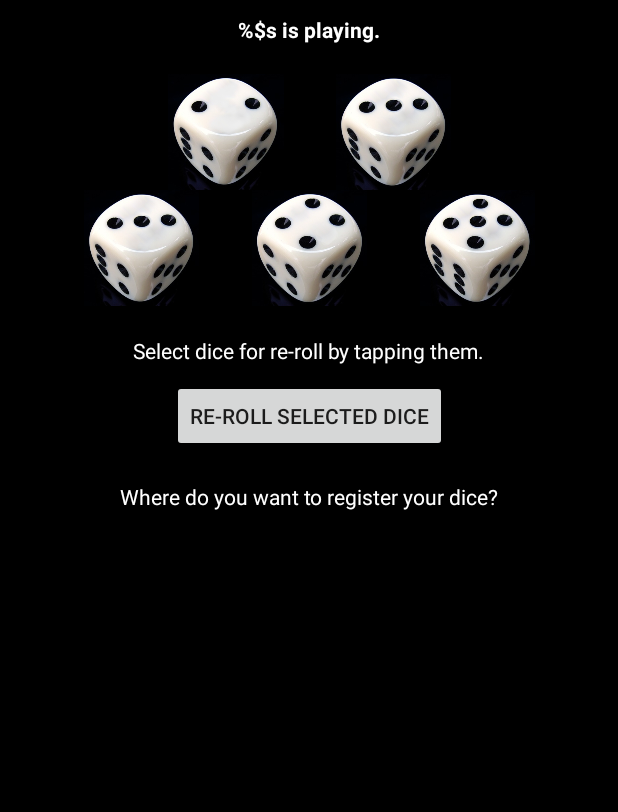
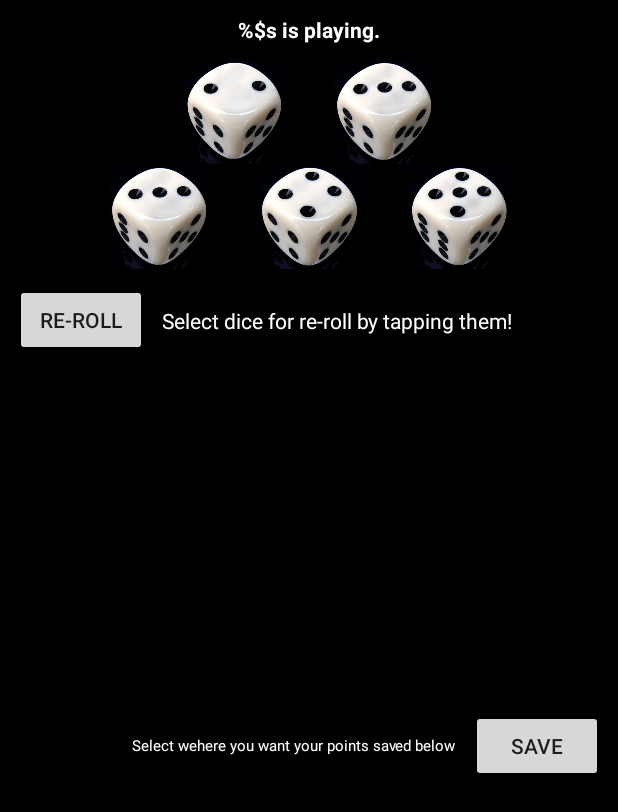
Before and after one commit to GregerSundvall/Yatzy, an Android app: the GamePlayActivity screen opened directly, with no data from a screen before it, on a phone screen of 412 x 824 dp. Shown: the top 812 px of the screen. Run offline under Robolectric (Android 15) with nearby library versions, the phone set to English and light mode, and no system bars; 3 statements that could not run were skipped.

Commit message:
Gui changes

```diff
--- a/app/src/main/res/layout/activity_game_play.xml
+++ b/app/src/main/res/layout/activity_game_play.xml
@@ -20,50 +20,43 @@
         android:id="@+id/reRollButton"
         android:layout_width="wrap_content"
         android:layout_height="wrap_content"
+        android:layout_marginStart="10dp"
         android:layout_marginTop="10dp"
         android:onClick="reRoll"
         android:text="@string/reRoll"
-        app:layout_constraintEnd_toEndOf="parent"
         app:layout_constraintStart_toStartOf="parent"
-        app:layout_constraintTop_toBottomOf="@+id/selectTextView" />
-
-    <androidx.recyclerview.widget.RecyclerView
-        android:id="@+id/recyclerView"
-        android:layout_width="387dp"
-        android:layout_height="351dp"
-        android:layout_marginTop="10dp"
-        app:layout_constraintEnd_toEndOf="parent"
-        app:layout_constraintStart_toStartOf="parent"
-        app:layout_constraintTop_toBottomOf="@+id/whereTextView" />
+        app:layout_constraintTop_toBottomOf="@+id/die3" />
 
     <ImageView
         android:id="@+id/die1"
-        android:layout_width="82dp"
-        android:layout_height="77dp"
-        android:layout_marginTop="20dp"
+        android:layout_width="70dp"
+        android:layout_height="70dp"
+        android:layout_marginTop="10dp"
         android:layout_marginEnd="30dp"
         android:onClick="selectDie1"
         app:layout_constraintEnd_toStartOf="@+id/die2"
         app:layout_constraintHorizontal_bias="0.5"
+        app:layout_constraintHorizontal_chainStyle="packed"
         app:layout_constraintStart_toEndOf="@+id/view"
         app:layout_constraintTop_toBottomOf="@+id/whoIsPlayingTextView"
         app:srcCompat="@drawable/die1" />
 
     <ImageView
         android:id="@+id/die3"
-        android:layout_width="82dp"
-        android:layout_height="77dp"
+        android:layout_width="70dp"
+        android:layout_height="70dp"
         android:onClick="selectDie3"
         app:layout_constraintEnd_toStartOf="@+id/die4"
         app:layout_constraintHorizontal_bias="0.5"
+        app:layout_constraintHorizontal_chainStyle="spread"
         app:layout_constraintStart_toEndOf="@+id/view"
         app:layout_constraintTop_toBottomOf="@+id/die1"
         app:srcCompat="@drawable/die1" />
 
     <ImageView
         android:id="@+id/die4"
-        android:layout_width="82dp"
-        android:layout_height="77dp"
+        android:layout_width="70dp"
+        android:layout_height="70dp"
         android:layout_marginStart="30dp"
         android:layout_marginEnd="30dp"
         android:onClick="selectDie4"
@@ -76,8 +69,8 @@
 
     <ImageView
         android:id="@+id/die5"
-        android:layout_width="82dp"
-        android:layout_height="77dp"
+        android:layout_width="70dp"
+        android:layout_height="70dp"
         android:onClick="selectDie5"
         app:layout_constraintBottom_toBottomOf="@+id/die4"
         app:layout_constraintEnd_toStartOf="@+id/view"
@@ -88,8 +81,8 @@
 
     <ImageView
         android:id="@+id/die2"
-        android:layout_width="82dp"
-        android:layout_height="77dp"
+        android:layout_width="70dp"
+        android:layout_height="70dp"
         android:onClick="selectDie2"
         app:layout_constraintBottom_toBottomOf="@+id/die1"
         app:layout_constraintEnd_toStartOf="@+id/view"
@@ -114,22 +107,41 @@
         android:id="@+id/selectTextView"
         android:layout_width="wrap_content"
         android:layout_height="wrap_content"
-        android:layout_marginTop="20dp"
+        android:layout_marginStart="10dp"
         android:text="@string/tap_die_to_reroll"
         android:textColor="#FFFFFF"
-        app:layout_constraintEnd_toEndOf="parent"
-        app:layout_constraintStart_toStartOf="parent"
-        app:layout_constraintTop_toBottomOf="@+id/die4" />
+        app:layout_constraintBottom_toBottomOf="@+id/reRollButton"
+        app:layout_constraintStart_toEndOf="@+id/reRollButton"
+        app:layout_constraintTop_toTopOf="@+id/reRollButton" />
 
     <TextView
         android:id="@+id/whereTextView"
         android:layout_width="wrap_content"
         android:layout_height="wrap_content"
-        android:layout_marginTop="20dp"
+        android:layout_marginEnd="10dp"
+        android:layout_marginBottom="20dp"
         android:text="@string/where"
         android:textColor="#FFFFFF"
+        android:textSize="10sp"
+        app:layout_constraintBottom_toTopOf="@+id/recyclerView"
+        app:layout_constraintEnd_toStartOf="@+id/button2" />
+
+    <Button
+        android:id="@+id/button2"
+        android:layout_width="wrap_content"
+        android:layout_height="wrap_content"
+        android:layout_marginEnd="10dp"
+        android:text="@string/save"
+        app:layout_constraintBottom_toBottomOf="@+id/whereTextView"
         app:layout_constraintEnd_toEndOf="parent"
-        app:layout_constraintStart_toStartOf="parent"
-        app:layout_constraintTop_toBottomOf="@+id/reRollButton" />
+        app:layout_constraintTop_toTopOf="@+id/whereTextView" />
+
+    <androidx.recyclerview.widget.RecyclerView
+        android:id="@+id/recyclerView"
+        android:layout_width="0dp"
+        android:layout_height="300dp"
+        app:layout_constraintBottom_toBottomOf="@+id/view"
+        app:layout_constraintEnd_toEndOf="parent"
+        app:layout_constraintStart_toStartOf="parent" />
 
 </androidx.constraintlayout.widget.ConstraintLayout>
--- a/app/src/main/res/values/strings.xml
+++ b/app/src/main/res/values/strings.xml
@@ -7,7 +7,8 @@
     <string name="fivePlayers">5  SPELARE</string>
     <string name="sixPlayers">6  SPELARE</string>
     <string name="name_is_playing">%$s is playing.</string>
-    <string name="tap_die_to_reroll">Select dice for re-roll by tapping them.</string>
-    <string name="where">Where do you want to register your dice?</string>
-    <string name="reRoll">Re-roll selected dice</string>
+    <string name="tap_die_to_reroll">Select dice for re-roll by tapping them!</string>
+    <string name="where">Select wehere you want your points saved below</string>
+    <string name="reRoll">Re-roll</string>
+    <string name="save">Save</string>
 </resources>
```
